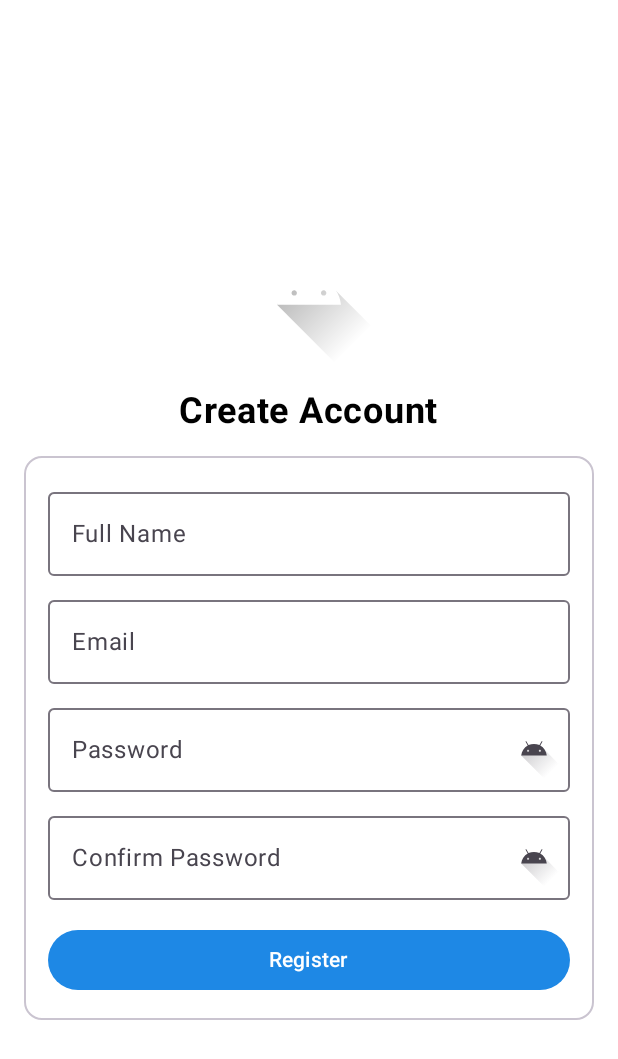
After one commit to SoloHollow/sars-android, an Android app built with Jetpack Compose: the composable RegisterScreen shown on its own in the app's theme, on a phone screen of 412 x 824 dp. The commit adds this screen. Shown: the top 1059 px of the screen. Run offline under Robolectric (Android 15) with nearby library versions, the phone set to English and light mode, and no system bars.

Commit message:
login and register screen without nav

```diff
--- a/app/src/main/java/com/example/sars/MainActivity.kt
+++ b/app/src/main/java/com/example/sars/MainActivity.kt
@@ -14,7 +14,7 @@ class MainActivity : ComponentActivity() {
         enableEdgeToEdge()
         setContent {
             JetbrainsComponentsTheme {
-                MainScreen()
+                LoginScreen()
             }
         }
     }
@@ -23,6 +23,6 @@ class MainActivity : ComponentActivity() {
 @Composable
 fun PreviewMainScreen() {
     JetbrainsComponentsTheme {
-        MainScreen()
+        LoginScreen()
     }
 }
--- /dev/null
+++ b/app/src/main/java/com/example/sars/RegisterScreen.kt
@@ -0,0 +1,127 @@
+package com.example.sars
+
+import androidx.compose.foundation.Image
+import androidx.compose.foundation.layout.Arrangement
+import androidx.compose.foundation.layout.Column
+import androidx.compose.foundation.layout.Spacer
+import androidx.compose.foundation.layout.fillMaxSize
+import androidx.compose.foundation.layout.fillMaxWidth
+import androidx.compose.foundation.layout.height
+import androidx.compose.foundation.layout.padding
+import androidx.compose.foundation.layout.size
+import androidx.compose.foundation.text.KeyboardOptions
+import androidx.compose.material3.Button
+import androidx.compose.material3.Icon
+import androidx.compose.material3.IconButton
+import androidx.compose.material3.OutlinedCard
+import androidx.compose.material3.OutlinedTextField
+import androidx.compose.material3.Scaffold
+import androidx.compose.material3.Text
+import androidx.compose.runtime.Composable
+import androidx.compose.runtime.getValue
+import androidx.compose.runtime.mutableStateOf
+import androidx.compose.runtime.remember
+import androidx.compose.runtime.setValue
+import androidx.compose.ui.Alignment
+import androidx.compose.ui.Modifier
+import androidx.compose.ui.res.painterResource
+import androidx.compose.ui.text.font.FontWeight
+import androidx.compose.ui.text.input.KeyboardType
+import androidx.compose.ui.text.input.PasswordVisualTransformation
+import androidx.compose.ui.text.input.TextFieldValue
+import androidx.compose.ui.text.input.VisualTransformation
+import androidx.compose.ui.unit.dp
+import androidx.compose.ui.unit.sp
+import com.example.jetbrainscomponents.R
+
+@Composable
+fun RegisterScreen() {
+    Scaffold {
+        innerPadding ->
+        Column(
+            modifier = Modifier
+                .fillMaxSize()
+                .padding(innerPadding)
+                .padding(16.dp),
+            verticalArrangement = Arrangement.Center,
+            horizontalAlignment = Alignment.CenterHorizontally
+        ) {
+            Image(
+                painter = painterResource(id = R.drawable.ic_launcher_foreground),
+                contentDescription = "User Registration",
+                modifier = Modifier.size(100.dp)
+            )
+            Spacer(modifier = Modifier.height(16.dp))
+            Text(
+                text = "Create Account",
+                fontSize = 24.sp,
+                fontWeight = FontWeight.Bold
+            )
+            Spacer(modifier = Modifier.height(16.dp))
+
+            OutlinedCard(
+                modifier = Modifier.fillMaxWidth()
+            ) {
+                Column(
+                    modifier = Modifier
+                        .padding(16.dp)
+                        .fillMaxWidth()
+                ) {
+                    var fullName by remember { mutableStateOf(TextFieldValue("")) }
+                    var email by remember { mutableStateOf(TextFieldValue("")) }
+                    var password by remember { mutableStateOf(TextFieldValue("")) }
+                    var confirmPassword by remember { mutableStateOf(TextFieldValue("")) }
+                    var passwordVisible by remember { mutableStateOf(false) }
+                    var confirmPasswordVisible by remember { mutableStateOf(false) }
+
+                    OutlinedTextField(
+                        value = fullName,
+                        onValueChange = { fullName = it },
+                        label = { Text("Full Name") },
+                        modifier = Modifier.fillMaxWidth()
+                    )
+                    Spacer(modifier = Modifier.height(8.dp))
+                    OutlinedTextField(
+                        value = email,
+                        onValueChange = { email = it },
+                        label = { Text("Email") },
+                        keyboardOptions = KeyboardOptions(keyboardType = KeyboardType.Email),
+                        modifier = Modifier.fillMaxWidth()
+                    )
+                    Spacer(modifier = Modifier.height(8.dp))
+                    OutlinedTextField(
+                        value = password,
+                        onValueChange = { password = it },
+                        label = { Text("Password") },
+                        visualTransformation = if (passwordVisible) VisualTransformation.None else PasswordVisualTransformation(),
+                        keyboardOptions = KeyboardOptions(keyboardType = KeyboardType.Password),
+                        trailingIcon = {
+                            val image = if (passwordVisible) R.drawable.ic_launcher_foreground else R.drawable.ic_launcher_foreground
+                            IconButton(onClick = { passwordVisible = !passwordVisible }) {
+                                Icon(painter = painterResource(id = image), "toggle password visibility")
+                            }
+                        },
+                        modifier = Modifier.fillMaxWidth()
+                    )
+                    Spacer(modifier = Modifier.height(8.dp))
+                    OutlinedTextField(
+                        value = confirmPassword,
+                        onValueChange = { confirmPassword = it },
+                        label = { Text("Confirm Password") },
+                        visualTransformation = if (confirmPasswordVisible) VisualTransformation.None else PasswordVisualTransformation(),
+                        keyboardOptions = KeyboardOptions(keyboardType = KeyboardType.Password),
+                        trailingIcon = {
+                            val image = if (passwordVisible) R.drawable.ic_launcher_foreground else R.drawable.ic_launcher_foreground
+                            IconButton(onClick = { confirmPasswordVisible = !confirmPasswordVisible }) {
+                                Icon(painter = painterResource(id = image), "toggle confirm password visibility")
+                            }
+                        },
+                        modifier = Modifier.fillMaxWidth()
+                    )
+                    Spacer(modifier = Modifier.height(16.dp))
+                    Button(onClick = { /* TODO: Handle registration */ }, modifier = Modifier.fillMaxWidth()) { Text("Register") }
+                }
+            }
+        }
+    }
+}
```
Also changed, not shown: app/src/main/java/com/example/sars/LoginScreen.kt (added, +129 -0 lines).
